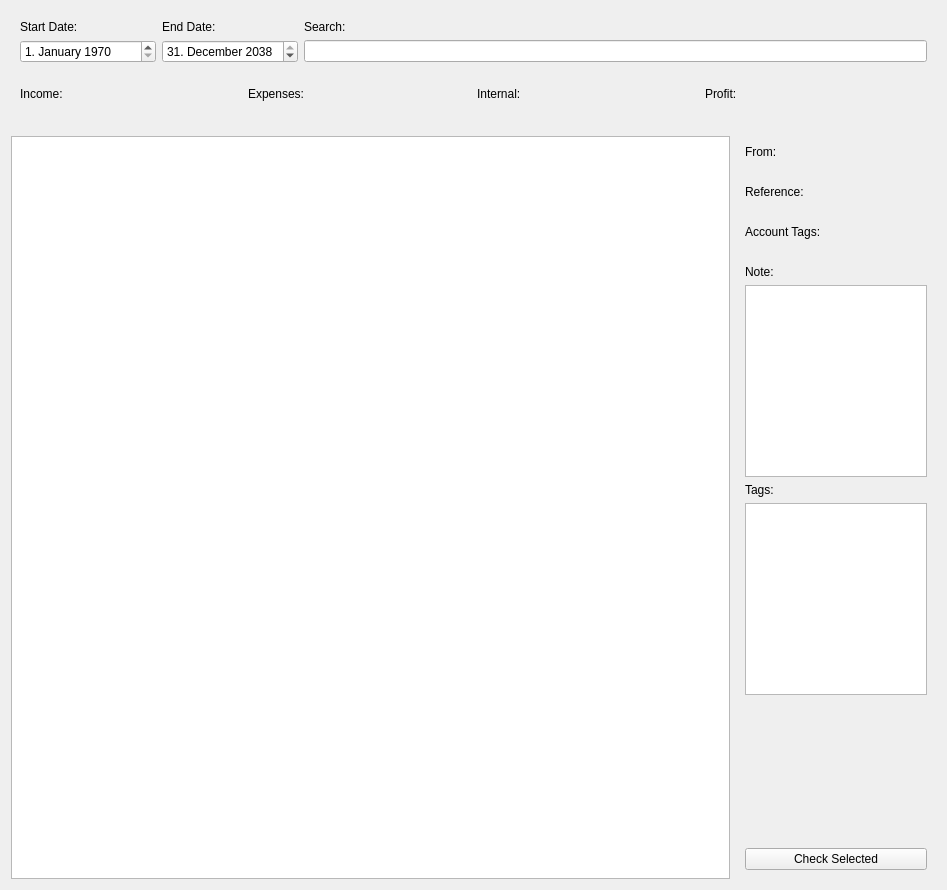
Old version of the form src/ui-tabs/TransferTab.ui in the repository Marvin182/Moneyphant.
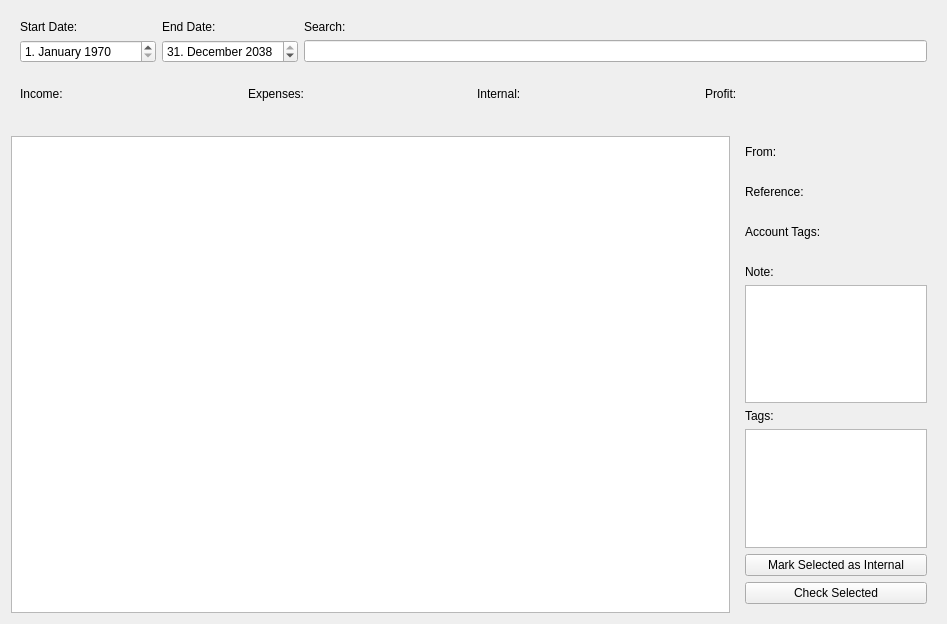
New version of the form. Custom widgets are drawn as their Qt base class.

Patch:
```diff
--- a/src/ui-tabs/TransferTab.ui
+++ b/src/ui-tabs/TransferTab.ui
@@ -7,7 +7,7 @@
     <x>0</x>
     <y>0</y>
     <width>947</width>
-    <height>890</height>
+    <height>624</height>
    </rect>
   </property>
   <layout class="QVBoxLayout" name="verticalLayout">
@@ -275,6 +275,13 @@
           </property>
          </spacer>
         </item>
+        <item>
+         <widget class="QPushButton" name="markSelectedInternal">
+          <property name="text">
+           <string>Mark Selected as Internal</string>
+          </property>
+         </widget>
+        </item>
         <item>
          <widget class="QPushButton" name="checkSelected">
           <property name="text">
```
